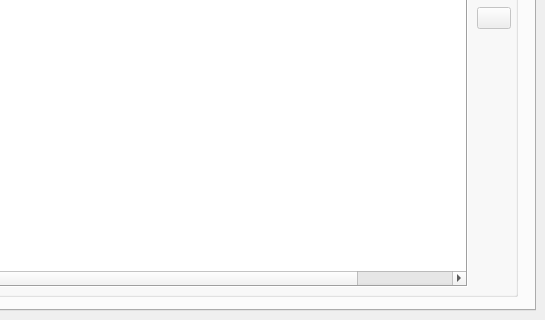
First picture: the form in ui/agrae_main.ui, repository franciscocontreras93/agrae, before the edit; both pictures show x 255 to 800 and y 280 to 600 of the 800 by 600 pixel window.
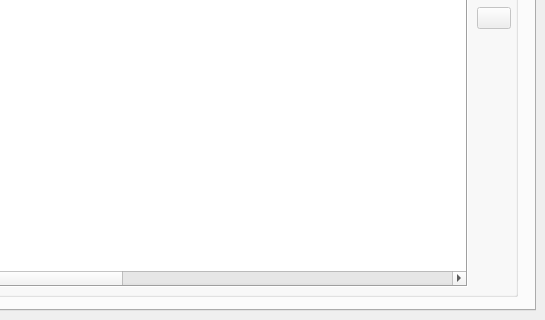
Second picture: the form after the edit.

What changed in the file:
```diff
--- a/ui/agrae_main.ui
+++ b/ui/agrae_main.ui
@@ -276,6 +276,31 @@
         <string>Prod. Esperada</string>
        </property>
       </column>
+      <column>
+       <property name="text">
+        <string>Biomasa</string>
+       </property>
+      </column>
+      <column>
+       <property name="text">
+        <string>Residuo</string>
+       </property>
+      </column>
+      <column>
+       <property name="text">
+        <string>IC</string>
+       </property>
+      </column>
+      <column>
+       <property name="text">
+        <string>CCosecha</string>
+       </property>
+      </column>
+      <column>
+       <property name="text">
+        <string>CResiduo</string>
+       </property>
+      </column>
      </widget>
     </widget>
    </widget>
```
